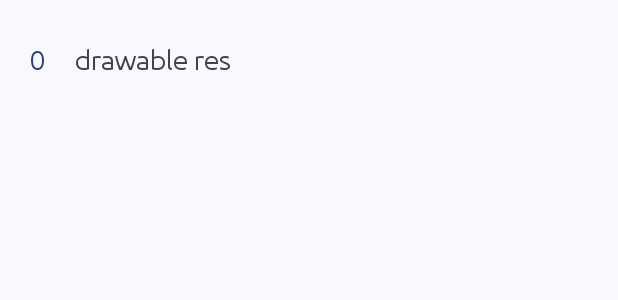
After one commit to BlueWhaleYT/WhaleUtils-Deprecated, an Android app: the layout layout_debug_drawable_res_list_item.xml on its own in the app's theme, with its tools: preview values and no code run, on a phone screen of 412 x 824 dp. The commit adds this screen. Shown: the top 300 px of the screen. Run offline under Robolectric (Android 15) with nearby library versions, the phone set to English and light mode, and no system bars.

```diff
--- a/app/src/main/java/com/bluewhaleyt/whaleutils/MainActivity.java
+++ b/app/src/main/java/com/bluewhaleyt/whaleutils/MainActivity.java
@@ -9,11 +9,9 @@ import android.os.Bundle;
 import android.text.TextUtils;
 import android.view.Menu;
 import android.view.MenuItem;
-import android.widget.Toast;
 
 import com.bluewhaleyt.common.CommonUtil;
 import com.bluewhaleyt.common.DynamicColorsUtil;
-import com.bluewhaleyt.common.IntentUtil;
 import com.bluewhaleyt.common.PermissionUtil;
 import com.bluewhaleyt.component.dialog.DialogUtil;
 import com.bluewhaleyt.component.snackbar.SnackbarUtil;
@@ -28,7 +26,6 @@ import com.bluewhaleyt.whaleutils.databinding.ActivityMainBinding;
 import com.bluewhaleyt.whaleutils.databinding.DialogLayoutPaletteBinding;
 import com.google.android.material.bottomsheet.BottomSheetDialog;
 import com.google.android.material.card.MaterialCardView;
-import com.google.android.material.dialog.MaterialAlertDialogBuilder;
 
 import java.io.IOException;
 
--- a/app/src/main/java/com/bluewhaleyt/whaleutils/adapters/FileListAdapter.java
+++ b/app/src/main/java/com/bluewhaleyt/whaleutils/adapters/FileListAdapter.java
@@ -117,7 +117,7 @@ public class FileListAdapter extends BaseAdapter {
                 )
         );
 
-//        viewHolder.tvFilePath.setText(path);
+        viewHolder.tvFilePath.setText(path);
 
     }
 
--- a/app/src/main/res/drawable/ic_baseline_add_24.xml
+++ b/app/src/main/res/drawable/ic_baseline_add_24.xml
@@ -1,4 +1,4 @@
-<vector android:height="24dp" android:tint="#000000"
+<vector android:height="24dp" android:tint="?colorOnBackground"
     android:viewportHeight="24" android:viewportWidth="24"
     android:width="24dp" xmlns:android="http://schemas.android.com/apk/res/android">
     <path android:fillColor="@android:color/white" android:pathData="M19,13h-6v6h-2v-6H5v-2h6V5h2v6h6v2z"/>
--- a/app/src/main/res/drawable/ic_baseline_done_24.xml
+++ b/app/src/main/res/drawable/ic_baseline_done_24.xml
@@ -1,4 +1,4 @@
-<vector android:height="24dp" android:tint="#000000"
+<vector android:height="24dp" android:tint="?colorOnBackground"
     android:viewportHeight="24" android:viewportWidth="24"
     android:width="24dp" xmlns:android="http://schemas.android.com/apk/res/android">
     <path android:fillColor="@android:color/white" android:pathData="M9,16.2L4.8,12l-1.4,1.4L9,19 21,7l-1.4,-1.4L9,16.2z"/>
--- a/app/src/main/res/drawable/ic_baseline_folder_24.xml
+++ b/app/src/main/res/drawable/ic_baseline_folder_24.xml
@@ -1,4 +1,4 @@
-<vector android:height="24dp" android:tint="#000000"
+<vector android:height="24dp" android:tint="?colorOnBackground"
     android:viewportHeight="24" android:viewportWidth="24"
     android:width="24dp" xmlns:android="http://schemas.android.com/apk/res/android">
     <path android:fillColor="@android:color/white" android:pathData="M10,4H4c-1.1,0 -1.99,0.9 -1.99,2L2,18c0,1.1 0.9,2 2,2h16c1.1,0 2,-0.9 2,-2V8c0,-1.1 -0.9,-2 -2,-2h-8l-2,-2z"/>
--- a/app/src/main/res/drawable/ic_baseline_folder_open_24.xml
+++ b/app/src/main/res/drawable/ic_baseline_folder_open_24.xml
@@ -1,4 +1,4 @@
-<vector android:height="24dp" android:tint="#000000"
+<vector android:height="24dp" android:tint="?colorOnBackground"
     android:viewportHeight="24" android:viewportWidth="24"
     android:width="24dp" xmlns:android="http://schemas.android.com/apk/res/android">
     <path android:fillColor="@android:color/white" android:pathData="M20,6h-8l-2,-2L4,4c-1.1,0 -1.99,0.9 -1.99,2L2,18c0,1.1 0.9,2 2,2h16c1.1,0 2,-0.9 2,-2L22,8c0,-1.1 -0.9,-2 -2,-2zM20,18L4,18L4,8h16v10z"/>
--- a/app/src/main/res/drawable/ic_baseline_folder_zip_24.xml
+++ b/app/src/main/res/drawable/ic_baseline_folder_zip_24.xml
@@ -1,4 +1,4 @@
-<vector android:height="24dp" android:tint="#000000"
+<vector android:height="24dp" android:tint="?colorOnBackground"
     android:viewportHeight="24" android:viewportWidth="24"
     android:width="24dp" xmlns:android="http://schemas.android.com/apk/res/android">
     <path android:fillColor="@android:color/white" android:pathData="M20,6h-8l-2,-2H4C2.9,4 2.01,4.9 2.01,6L2,18c0,1.1 0.9,2 2,2h16c1.1,0 2,-0.9 2,-2V8C22,6.9 21.1,6 20,6zM18,12h-2v2h2v2h-2v2h-2v-2h2v-2h-2v-2h2v-2h-2V8h2v2h2V12z"/>
--- a/app/src/main/res/drawable/ic_baseline_insert_drive_file_24.xml
+++ b/app/src/main/res/drawable/ic_baseline_insert_drive_file_24.xml
@@ -1,5 +1,5 @@
 <vector android:autoMirrored="true" android:height="24dp"
-    android:tint="#000000" android:viewportHeight="24"
+    android:tint="?colorOnBackground" android:viewportHeight="24"
     android:viewportWidth="24" android:width="24dp" xmlns:android="http://schemas.android.com/apk/res/android">
     <path android:fillColor="@android:color/white" android:pathData="M6,2c-1.1,0 -1.99,0.9 -1.99,2L4,20c0,1.1 0.89,2 1.99,2L18,22c1.1,0 2,-0.9 2,-2L20,8l-6,-6L6,2zM13,9L13,3.5L18.5,9L13,9z"/>
 </vector>
--- /dev/null
+++ b/app/src/main/res/layout/layout_debug_drawable_res_list_item.xml
@@ -0,0 +1,34 @@
+<?xml version="1.0" encoding="utf-8"?>
+<LinearLayout xmlns:android="http://schemas.android.com/apk/res/android"
+    android:layout_width="match_parent"
+    android:layout_height="wrap_content"
+    android:orientation="horizontal"
+    android:padding="20dp">
+
+    <TextView
+        android:id="@+id/tvCount"
+        android:layout_width="wrap_content"
+        android:layout_height="match_parent"
+        android:layout_marginEnd="20dp"
+        android:gravity="center"
+        android:text="0"
+        android:textColor="?colorPrimary"
+        android:textSize="18sp" />
+
+    <TextView
+        android:id="@+id/tvDrawableRes"
+        android:layout_width="wrap_content"
+        android:layout_height="match_parent"
+        android:gravity="center_vertical"
+        android:layout_weight="1"
+        android:text="drawable res"
+        android:textSize="18sp" />
+
+
+    <ImageView
+        android:id="@+id/ivDrawablePreview"
+        android:layout_width="40dp"
+        android:layout_height="40dp"
+        android:layout_gravity="center" />
+
+</LinearLayout>
--- a/app/src/main/res/menu/debug_code_menu.xml
+++ b/app/src/main/res/menu/debug_code_menu.xml
@@ -22,6 +22,10 @@
                 android:id="@+id/menu_color_res"
                 android:title="@string/debug_resources_color" />
 
+            <item
+                android:id="@+id/menu_drawable_res"
+                android:title="@string/debug_resources_drawable" />
+
         </menu>
 
     </item>
--- a/app/src/main/res/values/strings.xml
+++ b/app/src/main/res/values/strings.xml
@@ -21,5 +21,6 @@
     <string name="debug_resources">Resources</string>
     <string name="debug_resources_string">String</string>
     <string name="debug_resources_color">Color</string>
+    <string name="debug_resources_drawable">drawable</string>
 
 </resources>
```
Also changed, not shown: app/src/main/java/com/bluewhaleyt/whaleutils/FileManagerActivity.java (+6 -1 lines), app/src/main/java/com/bluewhaleyt/whaleutils/UtilsCodeActivity.java (+31 -2 lines), app/src/main/java/com/bluewhaleyt/whaleutils/debug/adapters/DrawableResListAdapter.java (added, +83 -0 lines), app/src/main/java/com/bluewhaleyt/whaleutils/debug/models/DrawableResModel.java (added, +42 -0 lines), app/src/main/res/layout/layout_file_list_item.xml (+4 -4 lines), whaleutils/src/main/java/com/bluewhaleyt/debug/SystemResourceUtil.java (+28 -24 lines), whaleutils/src/main/java/com/bluewhaleyt/filemanagement/FileUtil.java (+28 -3 lines), 1 other file.
